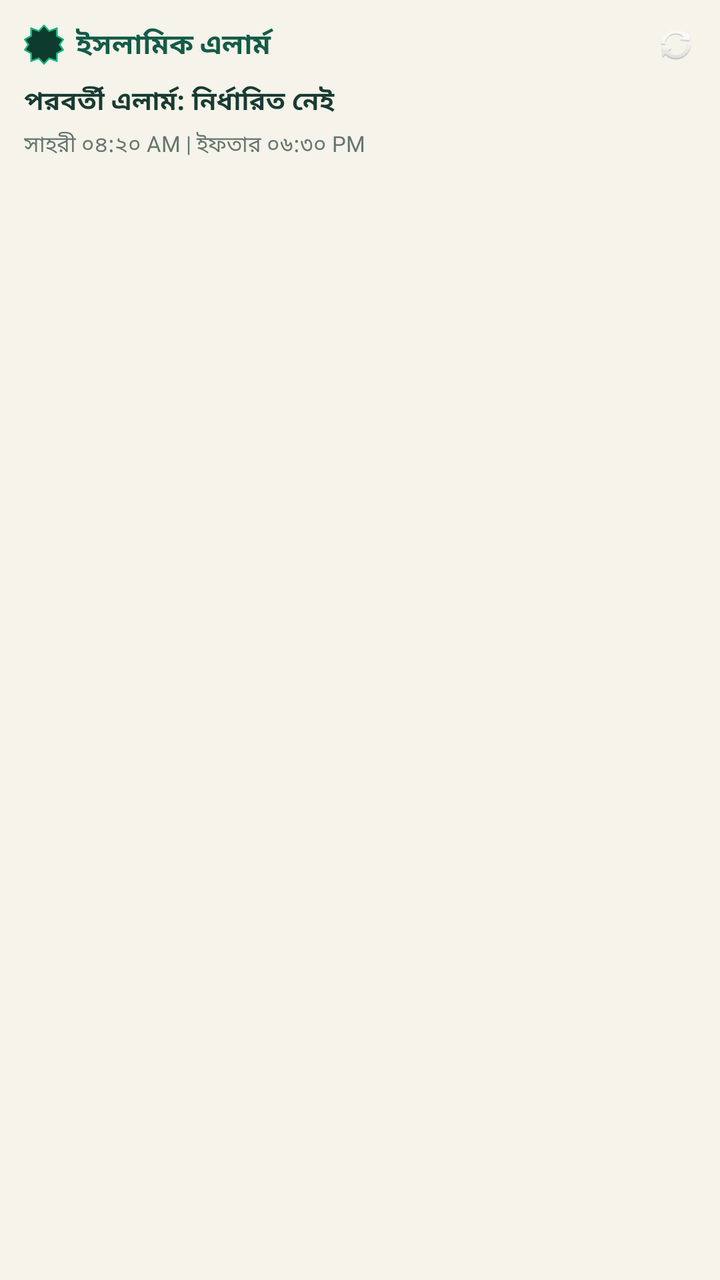
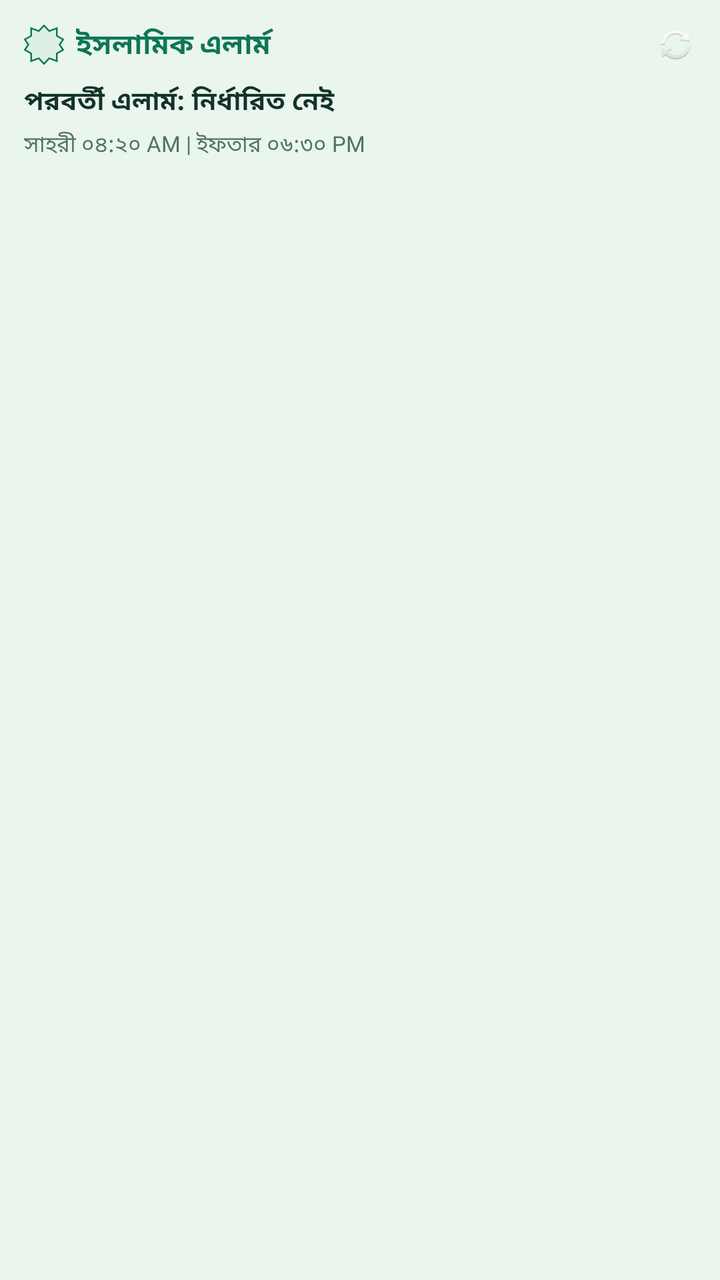

Screens rendered from an Android XML layout before and after an edit, with the pre-edit source and the edit as a unified diff.
<!-- AndroidManifest.xml: application theme Theme.IslamicAlarm -->
<!-- res/layout/widget_islamic_alarm.xml -->
<?xml version="1.0" encoding="utf-8"?>
<LinearLayout xmlns:android="http://schemas.android.com/apk/res/android"
    android:id="@+id/widgetRoot"
    android:layout_width="match_parent"
    android:layout_height="match_parent"
    android:background="#F5F3EA"
    android:orientation="vertical"
    android:padding="12dp">

    <LinearLayout
        android:layout_width="match_parent"
        android:layout_height="wrap_content"
        android:gravity="center_vertical"
        android:orientation="horizontal">

        <ImageView
            android:layout_width="20dp"
            android:layout_height="20dp"
            android:contentDescription="Icon"
            android:src="@drawable/ic_islamic_star_badge" />

        <TextView
            android:layout_width="0dp"
            android:layout_height="wrap_content"
            android:layout_marginStart="6dp"
            android:layout_weight="1"
            android:text="ইসলামিক এলার্ম"
            android:textColor="#145B48"
            android:textSize="14sp"
            android:textStyle="bold" />

        <ImageView
            android:id="@+id/btnWidgetRefresh"
            android:layout_width="20dp"
            android:layout_height="20dp"
            android:contentDescription="Refresh"
            android:src="@android:drawable/ic_popup_sync" />

    </LinearLayout>

    <TextView
        android:id="@+id/tvWidgetNextPrayer"
        android:layout_width="match_parent"
        android:layout_height="wrap_content"
        android:layout_marginTop="8dp"
        android:text="পরবর্তী এলার্ম: নির্ধারিত নেই"
        android:textColor="#183B32"
        android:textSize="13sp"
        android:textStyle="bold" />

    <TextView
        android:id="@+id/tvWidgetSehriIftar"
        android:layout_width="match_parent"
        android:layout_height="wrap_content"
        android:layout_marginTop="4dp"
        android:text="সাহরী ০৪:২০ AM | ইফতার ০৬:৩০ PM"
        android:textColor="#64766F"
        android:textSize="11sp" />

</LinearLayout>
<!-- resources referenced by this layout -->
<resources>
  <!-- drawable ic_islamic_star_badge (drawable) -->
  <vector xmlns:android="http://schemas.android.com/apk/res/android"
      android:width="48dp"
      android:height="48dp"
      android:viewportWidth="100"
      android:viewportHeight="100">
      <path
          android:fillColor="#0D3B2E"
          android:strokeColor="#10B981"
          android:strokeWidth="4"
          android:pathData="M 50,2 L 63,16 L 82,9 L 82,28 L 98,37 L 89,50 L 98,63 L 82,72 L 82,91 L 63,84 L 50,98 L 37,84 L 18,91 L 18,72 L 2,63 L 11,50 L 2,37 L 18,28 L 18,9 L 37,16 Z" />
  </vector>
  <style name="Theme.IslamicAlarm" parent="Theme.Material3.Light.NoActionBar">
          <item name="colorPrimary">@color/dua_primary</item>
          <item name="colorOnPrimary">@color/white</item>
          <item name="colorPrimaryDark">@color/primary_variant</item>
          <item name="colorSecondary">@color/secondary</item>
          <item name="colorOnSecondary">@color/white</item>
          <item name="colorSurface">@color/surface</item>
          <item name="colorOnSurface">@color/text_primary</item>
          <item name="android:colorBackground">@color/background</item>
          <item name="colorOnBackground">@color/text_primary</item>
          <item name="android:statusBarColor">@color/background</item>
          <item name="android:navigationBarColor">@color/background</item>
          <item name="android:windowLightStatusBar">true</item>
          <item name="android:windowLightNavigationBar">true</item>
          <item name="android:windowBackground">@color/background</item>
      </style>
  <color name="dua_primary">#145B48</color>
  <color name="white">#FFFFFFFF</color>
  <color name="primary_variant">#0D4436</color>
  <color name="secondary">#145B48</color>
  <color name="surface">#FFFFFF</color>
  <color name="text_primary">#183B32</color>
  <color name="background">#F5F3EA</color>
</resources>

<!-- the commit's change to res/layout/widget_islamic_alarm.xml (unified diff, before → after) -->
@@ -3,7 +3,7 @@
     android:id="@+id/widgetRoot"
     android:layout_width="match_parent"
     android:layout_height="match_parent"
-    android:background="#F5F3EA"
+    android:background="#EAF5EE"
     android:orientation="vertical"
     android:padding="12dp">
 
@@ -25,7 +25,7 @@
             android:layout_marginStart="6dp"
             android:layout_weight="1"
             android:text="ইসলামিক এলার্ম"
-            android:textColor="#145B48"
+            android:textColor="#0E7656"
             android:textSize="14sp"
             android:textStyle="bold" />
 
@@ -44,7 +44,7 @@
         android:layout_height="wrap_content"
         android:layout_marginTop="8dp"
         android:text="পরবর্তী এলার্ম: নির্ধারিত নেই"
-        android:textColor="#183B32"
+        android:textColor="#123328"
         android:textSize="13sp"
         android:textStyle="bold" />
 
@@ -54,7 +54,7 @@
         android:layout_height="wrap_content"
         android:layout_marginTop="4dp"
         android:text="সাহরী ০৪:২০ AM | ইফতার ০৬:৩০ PM"
-        android:textColor="#64766F"
+        android:textColor="#517266"
         android:textSize="11sp" />
 
 </LinearLayout>
<!-- resource entries referenced after the edit -->
@@ -7,8 +7,8 @@
       android:viewportWidth="100"
       android:viewportHeight="100">
       <path
-          android:fillColor="#0D3B2E"
-          android:strokeColor="#10B981"
+          android:fillColor="#DDF0E5"
+          android:strokeColor="#0E7656"
           android:strokeWidth="4"
           android:pathData="M 50,2 L 63,16 L 82,9 L 82,28 L 98,37 L 89,50 L 98,63 L 82,72 L 82,91 L 63,84 L 50,98 L 37,84 L 18,91 L 18,72 L 2,63 L 11,50 L 2,37 L 18,28 L 18,9 L 37,16 Z" />
   </vector>
@@ -28,12 +28,12 @@
           <item name="android:windowLightNavigationBar">true</item>
           <item name="android:windowBackground">@color/background</item>
       </style>
-  <color name="dua_primary">#145B48</color>
+  <color name="dua_primary">#0E7656</color>
   <color name="white">#FFFFFFFF</color>
-  <color name="primary_variant">#0D4436</color>
-  <color name="secondary">#145B48</color>
+  <color name="primary_variant">#09573F</color>
+  <color name="secondary">#0E7656</color>
   <color name="surface">#FFFFFF</color>
-  <color name="text_primary">#183B32</color>
-  <color name="background">#F5F3EA</color>
+  <color name="text_primary">#123328</color>
+  <color name="background">#EAF5EE</color>
 </resources>
 
